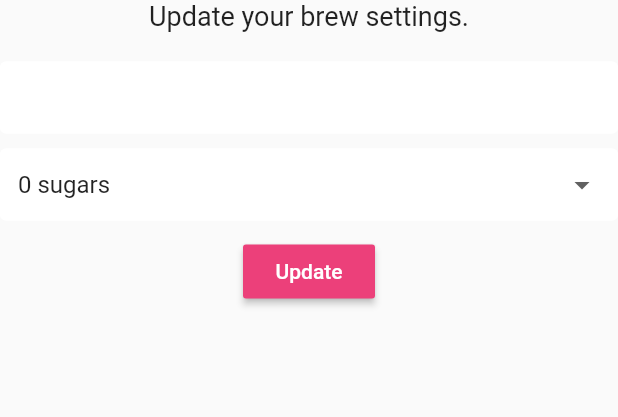
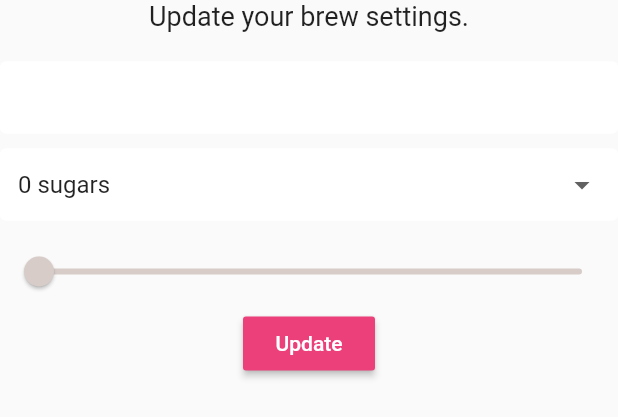
Before and after one commit to iamshaunjp/flutter-firebase, a Flutter app: the SettingsForm widget shown alone on an empty page, opened directly, on a phone screen of 412 x 824 dp. Shown: the top 417 px of the screen. Run offline on Flutter 3.47's test engine with Material 2 defaults, Android fonts, the phone set to English and light mode, and no system bars; our stand-ins replace cloud_firestore, firebase_auth, flutter_spinkit; accounts and stored records are empty.

Commit message:
lesson-23

```diff
--- a/brew_crew/lib/screens/home/settings_form.dart
+++ b/brew_crew/lib/screens/home/settings_form.dart
@@ -46,6 +46,15 @@ class _SettingsFormState extends State<SettingsForm> {
             onChanged: (val) => setState(() => _currentSugars = val ),
           ),
           SizedBox(height: 10.0),
+          Slider(
+            value: (_currentStrength ?? 100).toDouble(),
+            activeColor: Colors.brown[_currentStrength ?? 100],
+            inactiveColor: Colors.brown[_currentStrength ?? 100],
+            min: 100.0,
+            max: 900.0,
+            divisions: 8,
+            onChanged: (val) => setState(() => _currentStrength = val.round()),
+          ),
           RaisedButton(
             color: Colors.pink[400],
             child: Text(
```
